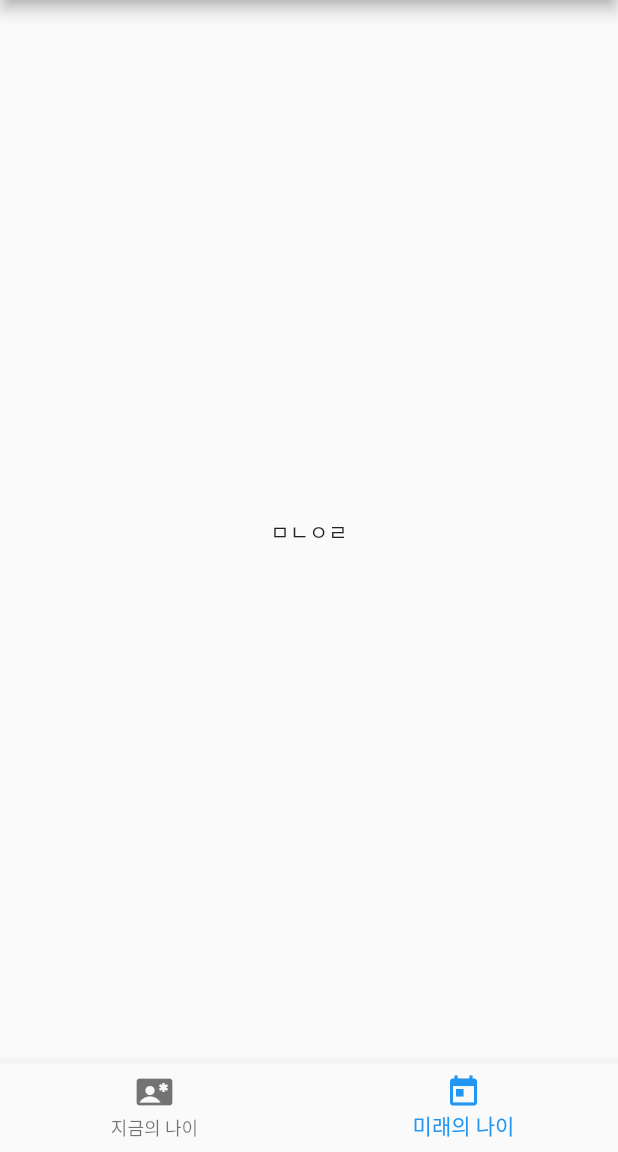
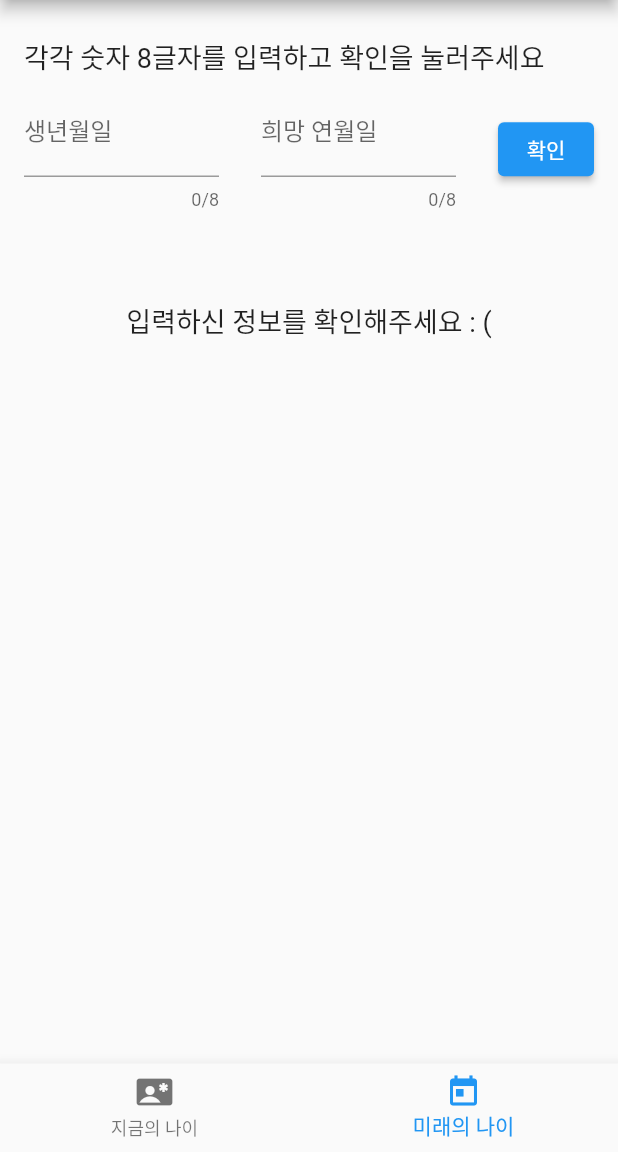
Before and after one commit to hyeonwu-jang/Flutter, a Flutter app: the screen it shows after launch, item 2 of the bottom bar chosen, on a phone screen of 412 x 824 dp, the part 84-1236 px from its top. Run offline on Flutter 3.47's test engine with Material 2 defaults, Android fonts, the phone set to English and light mode, and no system bars; our stand-ins replace badges, dio, flutter_riverpod, flutter_secure_storage, go_router, retrofit and 1 more; missing offline and left inert: debounce_throttle; generated files the repository leaves out were written again; Roboto replaces fonts that are missing (PoorStory).

Commit message:
내일은 로직과 네비값캐싱확인하기

```diff
--- a/ordinary_age/lib/age_calculator/view/age_calculate_screen.dart
+++ b/ordinary_age/lib/age_calculator/view/age_calculate_screen.dart
@@ -32,11 +32,12 @@ class _AgeCalculateScreenState extends State<AgeCalculateScreen> {
         children: [
           const SizedBox(height: 8.0),
           Text(
-            '생년월일을 입력하세요',
+            '생년월일 8글자를 입력하고 확인을 눌러주세요',
             style: TextStyle(
               fontSize: 18.0,
             ),
           ),
+          const SizedBox(height: 8.0),
           Row(
             children: [
               Expanded(
@@ -63,7 +64,7 @@ class _AgeCalculateScreenState extends State<AgeCalculateScreen> {
               const SizedBox(width: 8.0),
               ElevatedButton(
                 onPressed: onPressed,
-                child: Text('검사'),
+                child: Text('확인'),
               ),
             ],
           ),
@@ -109,12 +110,16 @@ class _DateTranslateText extends StatelessWidget {
     int birthMonth = int.parse(birth.substring(4, 6));
     int birthDay = int.parse(birth.substring(6, 8));
 
-    if (birthYear <= 1900 ||
-        birthYear > todayDate.year ||
-        birthMonth <= 0 ||
-        birthMonth > 12 ||
-        birthDay <= 0 ||
-        birthDay > 31) {
+    if
+    (
+      birthYear <= 1900 ||
+      birthYear > todayDate.year ||
+      birthMonth <= 0 ||
+      birthMonth > 12 ||
+      birthDay <= 0 ||
+      birthDay > 31
+    )
+    {
       return '생년월일을 확인해주세요 : (';
     }
 
@@ -124,26 +129,29 @@ class _DateTranslateText extends StatelessWidget {
 
     age = todayDate.year - dtBirth.year;
 
+    if(dtBirth.isAfter(todayDate)) {
+      return '유효하지 않은 생년월일입니다 : (\n\n신생아는 출생년도 기준 0살이며,\n생일인 날부터 1살이 됩니다.';
+    }
+
     if (dtBirth.month == todayDate.month && dtBirth.day == todayDate.day) {
-      return '생일을 진심으로 축하드립니다!!! \n ${todayDate.year}년 현재 당신의 나이는 $age살 입니다 : )';
+      return '생일을 진심으로 축하드립니다!!!\n${todayDate.year}년 현재 당신의 나이는 $age살 입니다 : )\n\n( 예전 라떼 시절의 내 나이 : ${age + 1}세 )';
     }
 
     // 생일이 지났으면 그대로, 안지났으면 나이 -1
     if(dtBirth.month >= todayDate.month && dtBirth.day >= todayDate.day) {
       age = age - bonusAge;
       bonusAge++;
-      return '다행히도 올해 생일이 아직 오지 않았군요 \n${todayDate.year}년 현재 당신의 나이는 $age살 입니다 : )';
+      return '${todayDate.year}년 현재 당신의 나이는 $age살 입니다. \n생일이신 ${dtBirth.month}월 ${dtBirth.day}일부터 ${age + 1}살 입니다 : )\n\n( 예전 라떼 시절의 나이 : ${age + 2}세 )';
 
     }
-    return '${todayDate.year}년 현재 당신의 나이는 $age살 입니다.\n'
-        '축하드립니다. ${bonusAge == 2 ? '$bonusAge살이나 젊어지셨네요 > <' : '$bonusAge살 젊어지셨네요 : )'}';
+    return '${todayDate.year}년 현재 당신의 나이는 $age살 입니다 : )\n\n( 예전 라떼 시절의 내 나이 : ${age + 1}세 )';
 
   }
 
   @override
   Widget build(BuildContext context) {
     return Padding(
-      padding: const EdgeInsets.only(top: 100.0),
+      padding: const EdgeInsets.only(top: 60.0),
       child: Center(
         child: Text(
           translateAge(birth, todayDate),
--- a/ordinary_age/lib/age_calculator/view/age_dday_screen.dart
+++ b/ordinary_age/lib/age_calculator/view/age_dday_screen.dart
@@ -1,12 +1,110 @@
 import 'package:flutter/material.dart';
+import 'package:flutter/services.dart';
+import 'package:intl/intl.dart';
 
-class AgeDdayScreen extends StatelessWidget {
+class AgeDdayScreen extends StatefulWidget {
   const AgeDdayScreen({Key? key}) : super(key: key);
 
   @override
+  State<AgeDdayScreen> createState() => _AgeDdayScreenState();
+}
+
+class _AgeDdayScreenState extends State<AgeDdayScreen> {
+  String? birth;
+  String? ymd;
+  bool isCal = false;
+
+  @override
   Widget build(BuildContext context) {
-    return Center(
-      child: Text('ㅁㄴㅇㄹ'),
+    return Padding(
+      padding: const EdgeInsets.all(16.0),
+      child: Column(
+        crossAxisAlignment: CrossAxisAlignment.start,
+        children: [
+          const SizedBox(height: 8.0),
+          Text(
+            '각각 숫자 8글자를 입력하고 확인을 눌러주세요',
+            style: TextStyle(
+              fontSize: 18.0,
+            ),
+          ),
+          const SizedBox(height: 8.0),
+          Row(
+            mainAxisAlignment: MainAxisAlignment.spaceBetween,
+            children: [
+              Container(
+                width: 130,
+                child: TextFormField(
+                  maxLength: 8,
+                  keyboardType: TextInputType.number,
+                  decoration: InputDecoration(
+                    label: Text('생년월일'),
+                  ),
+                  inputFormatters: [
+                    FilteringTextInputFormatter.digitsOnly,
+                  ],
+                  onChanged: (value) {
+                    birth = value;
+                  },
+                ),
+              ),
+              Container(
+                width: 130,
+                child: TextFormField(
+                  maxLength: 8,
+                  keyboardType: TextInputType.number,
+                  decoration: InputDecoration(
+                    label: Text('희망 연월일'),
+                  ),
+                  inputFormatters: [
+                    FilteringTextInputFormatter.digitsOnly,
+                  ],
+                  onChanged: (value) {
+                    ymd = value;
+                  },
+                ),
+              ),
+              ElevatedButton(
+                onPressed: onPressed,
+                child: Text('확인'),
+              ),
+            ],
+          ),
+          Padding(
+            padding: const EdgeInsets.only(top: 60),
+            child: Center(
+              child: Text(
+                calculate(),
+                style: TextStyle(
+                  fontSize: 18.0,
+                ),
+              ),
+            ),
+          ),
+        ],
+      ),
     );
   }
+
+  void onPressed() {
+    if (birth == null || ymd == null) {
+      return;
+    }
+    print('$birth $ymd');
+    setState(() {
+      birth = birth;
+      ymd = ymd;
+    });
+
+    isCal = true;
+  }
+
+  String calculate() {
+    if (!isCal) {
+      return '입력하신 정보를 확인해주세요 : (';
+    }
+    final result = '${ymd?.substring(0, 4)} 당신의 ';
+
+    return result;
+  }
 }
--- a/ordinary_age/lib/common/view/root_screen.dart
+++ b/ordinary_age/lib/common/view/root_screen.dart
@@ -27,6 +27,7 @@ class _RootScreenState extends State<RootScreen> with TickerProviderStateMixin {
         title: Text('만 나이 계산기'),
       ),
       body: TabBarView(
+        physics: NeverScrollableScrollPhysics(),
         controller: controller,
         children: [
           AgeCalculateScreen(),
```
